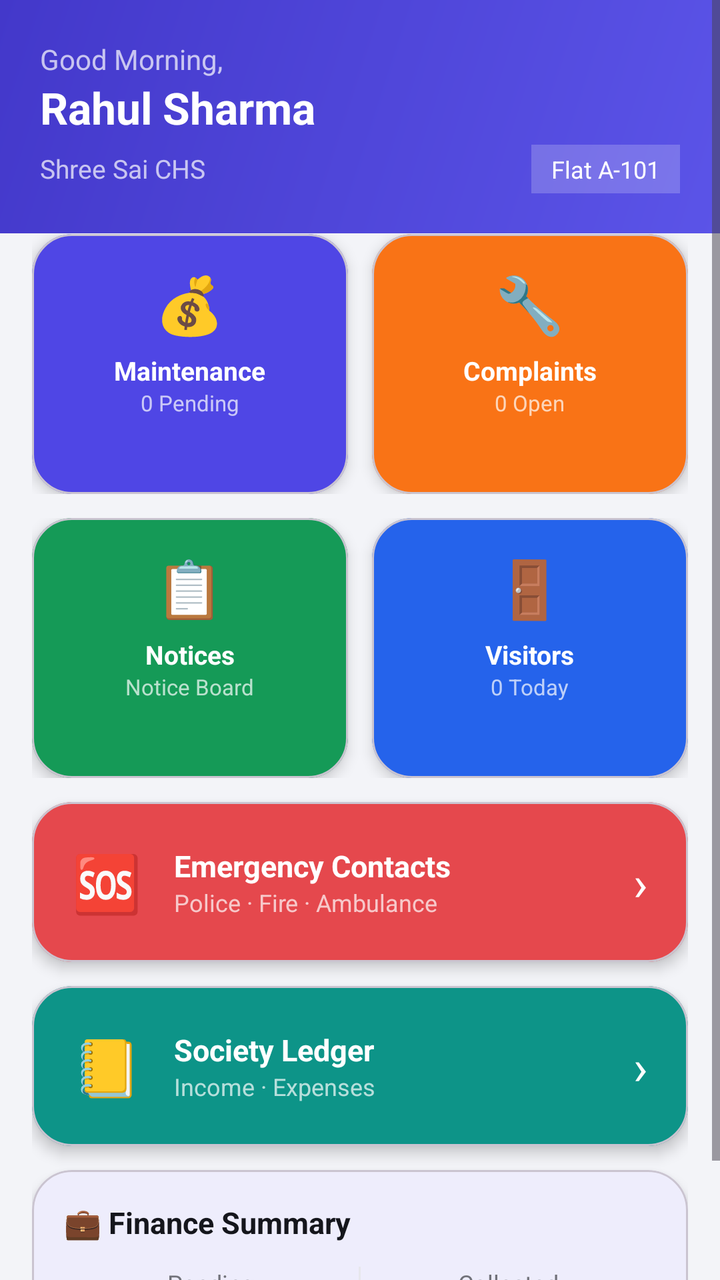
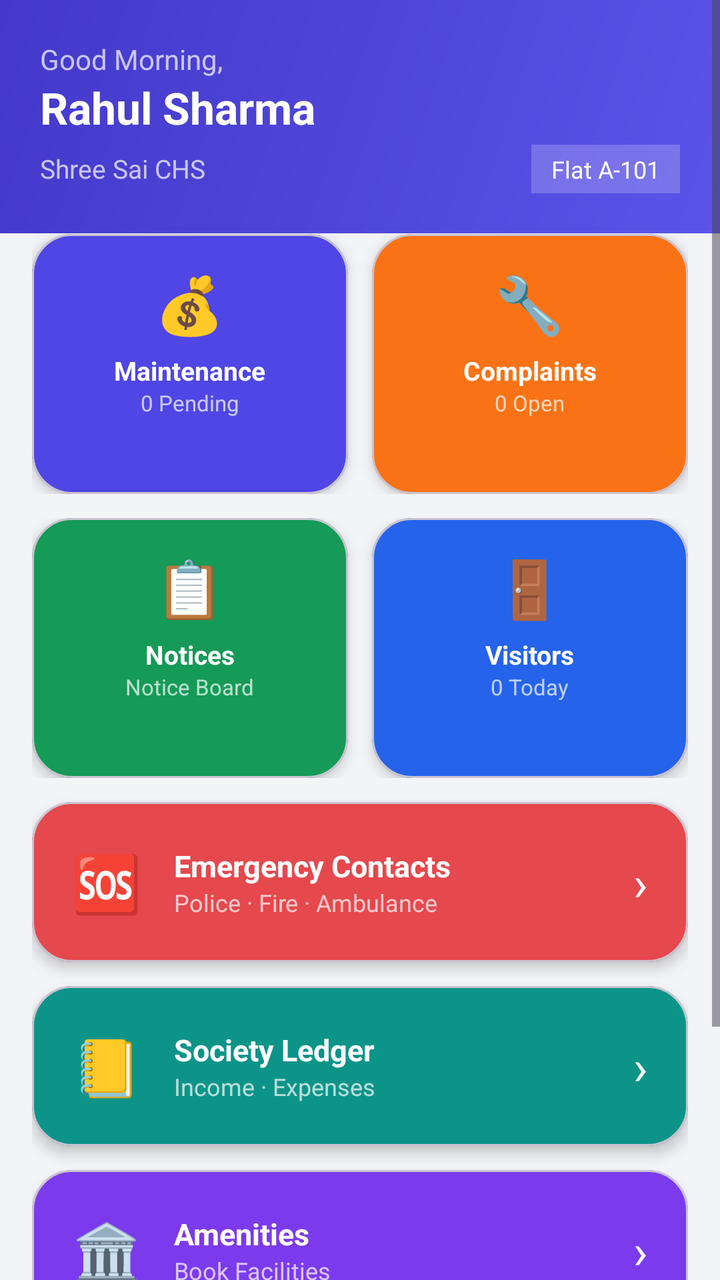

Screens rendered from an Android XML layout before and after an edit, with the pre-edit source and the edit as a unified diff.
<!-- AndroidManifest.xml: application theme Theme.SocietyConnect -->
<!-- res/layout/fragment_dashboard.xml -->
<?xml version="1.0" encoding="utf-8"?>
<ScrollView xmlns:android="http://schemas.android.com/apk/res/android"
    xmlns:app="http://schemas.android.com/apk/res-auto"
    android:layout_width="match_parent"
    android:layout_height="match_parent"
    android:background="@color/background">

    <LinearLayout
        android:layout_width="match_parent"
        android:layout_height="wrap_content"
        android:orientation="vertical">

        
        <LinearLayout
            android:layout_width="match_parent"
            android:layout_height="wrap_content"
            android:background="@drawable/bg_gradient_primary"
            android:orientation="vertical"
            android:padding="20dp"
            android:paddingBottom="32dp">

            <TextView
                android:id="@+id/tvGreeting"
                android:layout_width="wrap_content"
                android:layout_height="wrap_content"
                android:text="Good Morning,"
                android:textColor="#B3FFFFFF"
                android:textSize="14sp" />

            <TextView
                android:id="@+id/tvName"
                android:layout_width="wrap_content"
                android:layout_height="wrap_content"
                android:text="Rahul Sharma"
                android:textColor="@color/white"
                android:textSize="22sp"
                android:textStyle="bold" />

            <LinearLayout
                android:layout_width="match_parent"
                android:layout_height="wrap_content"
                android:layout_marginTop="4dp"
                android:orientation="horizontal">

                <TextView
                    android:id="@+id/tvSociety"
                    android:layout_width="0dp"
                    android:layout_height="wrap_content"
                    android:layout_weight="1"
                    android:text="Shree Sai CHS"
                    android:textColor="#B3FFFFFF"
                    android:textSize="13sp" />

                <TextView
                    android:id="@+id/tvRole"
                    android:layout_width="wrap_content"
                    android:layout_height="wrap_content"
                    android:background="#33FFFFFF"
                    android:paddingHorizontal="10dp"
                    android:paddingVertical="4dp"
                    android:text="Flat A-101"
                    android:textColor="@color/white"
                    android:textSize="12sp" />
            </LinearLayout>
        </LinearLayout>

        
        <LinearLayout
            android:layout_width="match_parent"
            android:layout_height="wrap_content"
            android:orientation="vertical"
            android:padding="16dp"
            android:layout_marginTop="-16dp">

            
            <LinearLayout
                android:layout_width="match_parent"
                android:layout_height="wrap_content"
                android:orientation="horizontal"
                android:layout_marginBottom="12dp">

                <com.google.android.material.card.MaterialCardView
                    android:id="@+id/cardMaintenance"
                    android:layout_width="0dp"
                    android:layout_height="130dp"
                    android:layout_weight="1"
                    android:layout_marginEnd="6dp"
                    app:cardBackgroundColor="@color/card_maintenance"
                    app:cardCornerRadius="20dp"
                    app:cardElevation="4dp">
                    <LinearLayout
                        android:layout_width="match_parent"
                        android:layout_height="match_parent"
                        android:orientation="vertical"
                        android:padding="16dp"
                        android:gravity="center_horizontal">
                        <TextView android:layout_width="wrap_content" android:layout_height="wrap_content"
                            android:text="💰" android:textSize="28sp" />
                        <TextView android:layout_width="wrap_content" android:layout_height="wrap_content"
                            android:text="Maintenance" android:textColor="@color/white"
                            android:textSize="13sp" android:textStyle="bold" android:layout_marginTop="6dp"/>
                        <TextView android:id="@+id/tvPendingCount"
                            android:layout_width="wrap_content" android:layout_height="wrap_content"
                            android:text="0 Pending" android:textColor="#B3FFFFFF" android:textSize="11sp"/>
                    </LinearLayout>
                </com.google.android.material.card.MaterialCardView>

                <com.google.android.material.card.MaterialCardView
                    android:id="@+id/cardComplaints"
                    android:layout_width="0dp"
                    android:layout_height="130dp"
                    android:layout_weight="1"
                    android:layout_marginStart="6dp"
                    app:cardBackgroundColor="@color/card_complaints"
                    app:cardCornerRadius="20dp"
                    app:cardElevation="4dp">
                    <LinearLayout
                        android:layout_width="match_parent"
                        android:layout_height="match_parent"
                        android:orientation="vertical"
                        android:padding="16dp"
                        android:gravity="center_horizontal">
                        <TextView android:layout_width="wrap_content" android:layout_height="wrap_content"
                            android:text="🔧" android:textSize="28sp" />
                        <TextView android:layout_width="wrap_content" android:layout_height="wrap_content"
                            android:text="Complaints" android:textColor="@color/white"
                            android:textSize="13sp" android:textStyle="bold" android:layout_marginTop="6dp"/>
                        <TextView android:id="@+id/tvComplaintsCount"
                            android:layout_width="wrap_content" android:layout_height="wrap_content"
                            android:text="0 Open" android:textColor="#B3FFFFFF" android:textSize="11sp"/>
                    </LinearLayout>
                </com.google.android.material.card.MaterialCardView>
            </LinearLayout>

            
            <LinearLayout
                android:layout_width="match_parent"
                android:layout_height="wrap_content"
                android:orientation="horizontal"
                android:layout_marginBottom="12dp">

                <com.google.android.material.card.MaterialCardView
                    android:id="@+id/cardNotices"
                    android:layout_width="0dp"
                    android:layout_height="130dp"
                    android:layout_weight="1"
                    android:layout_marginEnd="6dp"
                    app:cardBackgroundColor="@color/card_notices"
                    app:cardCornerRadius="20dp"
                    app:cardElevation="4dp">
                    <LinearLayout
                        android:layout_width="match_parent"
                        android:layout_height="match_parent"
                        android:orientation="vertical"
                        android:padding="16dp"
                        android:gravity="center_horizontal">
                        <TextView android:layout_width="wrap_content" android:layout_height="wrap_content"
                            android:text="📋" android:textSize="28sp" />
                        <TextView android:layout_width="wrap_content" android:layout_height="wrap_content"
                            android:text="Notices" android:textColor="@color/white"
                            android:textSize="13sp" android:textStyle="bold" android:layout_marginTop="6dp"/>
                        <TextView android:layout_width="wrap_content" android:layout_height="wrap_content"
                            android:text="Notice Board" android:textColor="#B3FFFFFF" android:textSize="11sp"/>
                    </LinearLayout>
                </com.google.android.material.card.MaterialCardView>

                <com.google.android.material.card.MaterialCardView
                    android:id="@+id/cardVisitors"
                    android:layout_width="0dp"
                    android:layout_height="130dp"
                    android:layout_weight="1"
                    android:layout_marginStart="6dp"
                    app:cardBackgroundColor="@color/card_visitors"
                    app:cardCornerRadius="20dp"
                    app:cardElevation="4dp">
                    <LinearLayout
                        android:layout_width="match_parent"
                        android:layout_height="match_parent"
                        android:orientation="vertical"
                        android:padding="16dp"
                        android:gravity="center_horizontal">
                        <TextView android:layout_width="wrap_content" android:layout_height="wrap_content"
                            android:text="🚪" android:textSize="28sp" />
                        <TextView android:layout_width="wrap_content" android:layout_height="wrap_content"
                            android:text="Visitors" android:textColor="@color/white"
                            android:textSize="13sp" android:textStyle="bold" android:layout_marginTop="6dp"/>
                        <TextView android:id="@+id/tvVisitorsCount"
                            android:layout_width="wrap_content" android:layout_height="wrap_content"
                            android:text="0 Today" android:textColor="#B3FFFFFF" android:textSize="11sp"/>
                    </LinearLayout>
                </com.google.android.material.card.MaterialCardView>
            </LinearLayout>

            
            <com.google.android.material.card.MaterialCardView
                android:id="@+id/cardEmergency"
                android:layout_width="match_parent"
                android:layout_height="80dp"
                android:layout_marginBottom="12dp"
                app:cardBackgroundColor="@color/card_emergency"
                app:cardCornerRadius="20dp"
                app:cardElevation="4dp">
                <LinearLayout
                    android:layout_width="match_parent"
                    android:layout_height="match_parent"
                    android:orientation="horizontal"
                    android:paddingHorizontal="20dp"
                    android:gravity="center_vertical">
                    <TextView android:layout_width="wrap_content" android:layout_height="wrap_content"
                        android:text="🆘" android:textSize="28sp" />
                    <LinearLayout
                        android:layout_width="0dp"
                        android:layout_height="wrap_content"
                        android:layout_weight="1"
                        android:orientation="vertical"
                        android:layout_marginStart="16dp">
                        <TextView android:layout_width="wrap_content" android:layout_height="wrap_content"
                            android:text="Emergency Contacts" android:textColor="@color/white"
                            android:textSize="15sp" android:textStyle="bold"/>
                        <TextView android:layout_width="wrap_content" android:layout_height="wrap_content"
                            android:text="Police · Fire · Ambulance" android:textColor="#B3FFFFFF"
                            android:textSize="12sp"/>
                    </LinearLayout>
                    <TextView android:layout_width="wrap_content" android:layout_height="wrap_content"
                        android:text="›" android:textColor="@color/white" android:textSize="24sp"/>
                </LinearLayout>
            </com.google.android.material.card.MaterialCardView>

            
            <com.google.android.material.card.MaterialCardView
                android:id="@+id/cardLedger"
                android:layout_width="match_parent"
                android:layout_height="80dp"
                android:layout_marginBottom="12dp"
                android:clickable="true"
                android:foreground="?attr/selectableItemBackground"
                app:cardBackgroundColor="@color/card_ledger"
                app:cardCornerRadius="20dp"
                app:cardElevation="4dp">
                <LinearLayout
                    android:layout_width="match_parent"
                    android:layout_height="match_parent"
                    android:orientation="horizontal"
                    android:paddingHorizontal="20dp"
                    android:gravity="center_vertical">
                    <TextView android:layout_width="wrap_content" android:layout_height="wrap_content"
                        android:text="📒" android:textSize="28sp" />
                    <LinearLayout
                        android:layout_width="0dp"
                        android:layout_height="wrap_content"
                        android:layout_weight="1"
                        android:orientation="vertical"
                        android:layout_marginStart="16dp">
                        <TextView android:layout_width="wrap_content" android:layout_height="wrap_content"
                            android:text="Society Ledger" android:textColor="@color/white"
                            android:textSize="15sp" android:textStyle="bold"/>
                        <TextView android:layout_width="wrap_content" android:layout_height="wrap_content"
                            android:text="Income · Expenses" android:textColor="#B3FFFFFF"
                            android:textSize="12sp"/>
                    </LinearLayout>
                    <TextView android:layout_width="wrap_content" android:layout_height="wrap_content"
                        android:text="›" android:textColor="@color/white" android:textSize="24sp"/>
                </LinearLayout>
            </com.google.android.material.card.MaterialCardView>

            
            <com.google.android.material.card.MaterialCardView
                android:id="@+id/cardSummary"
                android:layout_width="match_parent"
                android:layout_height="wrap_content"
                app:cardCornerRadius="20dp"
                app:cardElevation="4dp"
                app:cardBackgroundColor="@color/white">
                <LinearLayout
                    android:layout_width="match_parent"
                    android:layout_height="wrap_content"
                    android:orientation="vertical"
                    android:padding="16dp">
                    <TextView android:layout_width="wrap_content" android:layout_height="wrap_content"
                        android:text="💼 Finance Summary" android:textColor="@color/text_primary"
                        android:textSize="15sp" android:textStyle="bold" android:layout_marginBottom="12dp"/>
                    <LinearLayout android:layout_width="match_parent" android:layout_height="wrap_content"
                        android:orientation="horizontal">
                        <LinearLayout android:layout_width="0dp" android:layout_height="wrap_content"
                            android:layout_weight="1" android:orientation="vertical" android:gravity="center">
                            <TextView android:id="@+id/tvPendingLabel"
                                android:layout_width="wrap_content" android:layout_height="wrap_content"
                                android:text="Pending" android:textColor="@color/text_secondary" android:textSize="12sp"/>
                            <TextView android:id="@+id/tvPendingAmount"
                                android:layout_width="wrap_content" android:layout_height="wrap_content"
                                android:text="₹0" android:textColor="@color/status_pending"
                                android:textSize="18sp" android:textStyle="bold"/>
                        </LinearLayout>
                        <View android:layout_width="1dp" android:layout_height="40dp" android:background="@color/divider"/>
                        <LinearLayout android:layout_width="0dp" android:layout_height="wrap_content"
                            android:layout_weight="1" android:orientation="vertical" android:gravity="center">
                            <TextView android:layout_width="wrap_content" android:layout_height="wrap_content"
                                android:text="Collected" android:textColor="@color/text_secondary" android:textSize="12sp"/>
                            <TextView android:id="@+id/tvCollectedDash"
                                android:layout_width="wrap_content" android:layout_height="wrap_content"
                                android:text="₹0" android:textColor="@color/status_paid"
                                android:textSize="18sp" android:textStyle="bold"/>
                        </LinearLayout>
                    </LinearLayout>
                </LinearLayout>
            </com.google.android.material.card.MaterialCardView>

            
            <com.google.android.material.card.MaterialCardView
                android:id="@+id/cardManageSociety"
                android:layout_width="match_parent"
                android:layout_height="wrap_content"
                android:layout_marginTop="12dp"
                android:visibility="gone"
                app:cardCornerRadius="20dp"
                app:cardElevation="4dp"
                app:cardBackgroundColor="@color/white">
                <LinearLayout
                    android:layout_width="match_parent"
                    android:layout_height="wrap_content"
                    android:orientation="vertical"
                    android:padding="16dp">
                    <TextView android:layout_width="wrap_content" android:layout_height="wrap_content"
                        android:text="⚙️ Manage Society" android:textColor="@color/text_primary"
                        android:textSize="15sp" android:textStyle="bold" android:layout_marginBottom="12dp"/>
                    <LinearLayout android:layout_width="match_parent" android:layout_height="wrap_content"
                        android:orientation="horizontal">
                        <com.google.android.material.button.MaterialButton
                            android:id="@+id/btnGoSubscription"
                            android:layout_width="0dp" android:layout_height="wrap_content"
                            android:layout_weight="1" android:layout_marginEnd="6dp"
                            android:text="@string/subscription" android:textSize="11sp"
                            style="@style/Widget.Material3.Button.OutlinedButton"/>
                        <com.google.android.material.button.MaterialButton
                            android:id="@+id/btnGoInvite"
                            android:layout_width="0dp" android:layout_height="wrap_content"
                            android:layout_weight="1" android:layout_marginHorizontal="6dp"
                            android:text="@string/invite_members" android:textSize="11sp"
                            style="@style/Widget.Material3.Button.OutlinedButton"/>
                        <com.google.android.material.button.MaterialButton
                            android:id="@+id/btnGoMembers"
                            android:layout_width="0dp" android:layout_height="wrap_content"
                            android:layout_weight="1" android:layout_marginStart="6dp"
                            android:text="@string/members" android:textSize="11sp"
                            style="@style/Widget.Material3.Button.OutlinedButton"/>
                    </LinearLayout>
                </LinearLayout>
            </com.google.android.material.card.MaterialCardView>

        </LinearLayout>
    </LinearLayout>
</ScrollView>
<!-- resources referenced by this layout -->
<resources>
  <color name="background">#F3F4F8</color>
  <color name="card_complaints">#F97316</color>
  <color name="card_emergency">#E5484D</color>
  <color name="card_ledger">#0D9488</color>
  <color name="card_maintenance">#4F46E5</color>
  <color name="card_notices">#159A57</color>
  <color name="card_visitors">#2563EB</color>
  <color name="divider">#E7E7EC</color>
  <color name="status_paid">#159A57</color>
  <color name="status_pending">#E5484D</color>
  <color name="text_primary">#15161C</color>
  <color name="text_secondary">#71727A</color>
  <color name="white">#FFFFFF</color>
  <!-- drawable bg_gradient_primary (drawable) -->
  <?xml version="1.0" encoding="utf-8"?>
  <shape xmlns:android="http://schemas.android.com/apk/res/android">
      <gradient
          android:type="linear"
          android:angle="135"
          android:startColor="@color/primary_gradient_start"
          android:endColor="@color/primary_gradient_end" />
  </shape>
  <string name="invite_members">Invite Members</string>
  <string name="members">Members</string>
  <string name="subscription">Subscription</string>
  <style name="Theme.SocietyConnect" parent="Theme.Material3.Light.NoActionBar">
          <item name="colorPrimary">@color/primary</item>
          <item name="colorPrimaryVariant">@color/primary_dark</item>
          <item name="colorOnPrimary">@color/white</item>
          <item name="colorSecondary">@color/secondary</item>
          <item name="colorOnSecondary">@color/white</item>
          <item name="android:colorBackground">@color/background</item>
          <item name="colorSurface">@color/surface</item>
          <item name="android:statusBarColor">@color/primary_dark</item>
          <item name="android:navigationBarColor">@color/white</item>
      </style>
  <color name="primary_gradient_start">#5B54E8</color>
  <color name="primary_gradient_end">#4338CA</color>
  <color name="primary">#4F46E5</color>
  <color name="primary_dark">#3B2FAE</color>
  <color name="secondary">#F97316</color>
  <color name="surface">#FFFFFF</color>
</resources>

<!-- the commit's change to res/layout/fragment_dashboard.xml (unified diff, before → after) -->
@@ -256,6 +256,43 @@
                             android:textSize="15sp" android:textStyle="bold"/>
                         <TextView android:layout_width="wrap_content" android:layout_height="wrap_content"
                             android:text="Income · Expenses" android:textColor="#B3FFFFFF"
+                            android:textSize="12sp"/>
+                    </LinearLayout>
+                    <TextView android:layout_width="wrap_content" android:layout_height="wrap_content"
+                        android:text="›" android:textColor="@color/white" android:textSize="24sp"/>
+                </LinearLayout>
+            </com.google.android.material.card.MaterialCardView>
+
+            
+            <com.google.android.material.card.MaterialCardView
+                android:id="@+id/cardAmenities"
+                android:layout_width="match_parent"
+                android:layout_height="80dp"
+                android:layout_marginBottom="12dp"
+                android:clickable="true"
+                android:foreground="?attr/selectableItemBackground"
+                app:cardBackgroundColor="@color/card_amenities"
+                app:cardCornerRadius="20dp"
+                app:cardElevation="4dp">
+                <LinearLayout
+                    android:layout_width="match_parent"
+                    android:layout_height="match_parent"
+                    android:orientation="horizontal"
+                    android:paddingHorizontal="20dp"
+                    android:gravity="center_vertical">
+                    <TextView android:layout_width="wrap_content" android:layout_height="wrap_content"
+                        android:text="🏛" android:textSize="28sp" />
+                    <LinearLayout
+                        android:layout_width="0dp"
+                        android:layout_height="wrap_content"
+                        android:layout_weight="1"
+                        android:orientation="vertical"
+                        android:layout_marginStart="16dp">
+                        <TextView android:layout_width="wrap_content" android:layout_height="wrap_content"
+                            android:text="Amenities" android:textColor="@color/white"
+                            android:textSize="15sp" android:textStyle="bold"/>
+                        <TextView android:layout_width="wrap_content" android:layout_height="wrap_content"
+                            android:text="Book Facilities" android:textColor="#B3FFFFFF"
                             android:textSize="12sp"/>
                     </LinearLayout>
                     <TextView android:layout_width="wrap_content" android:layout_height="wrap_content"
<!-- resource entries referenced after the edit -->
@@ -1,6 +1,7 @@
 <!-- resources referenced by this layout -->
 <resources>
   <color name="background">#F3F4F8</color>
+  <color name="card_amenities">#7C3AED</color>
   <color name="card_complaints">#F97316</color>
   <color name="card_emergency">#E5484D</color>
   <color name="card_ledger">#0D9488</color>
